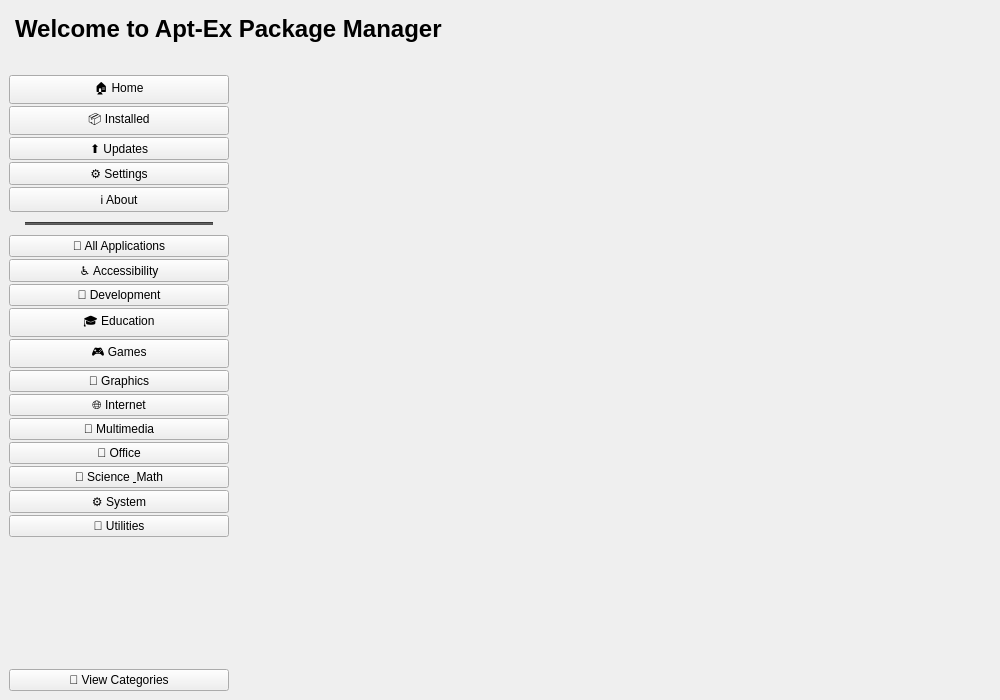
The window that src/ui/windows/main_window.ui (anocweb/apt-ex-package-manager) describes before a commit, drawn with Qt 5.
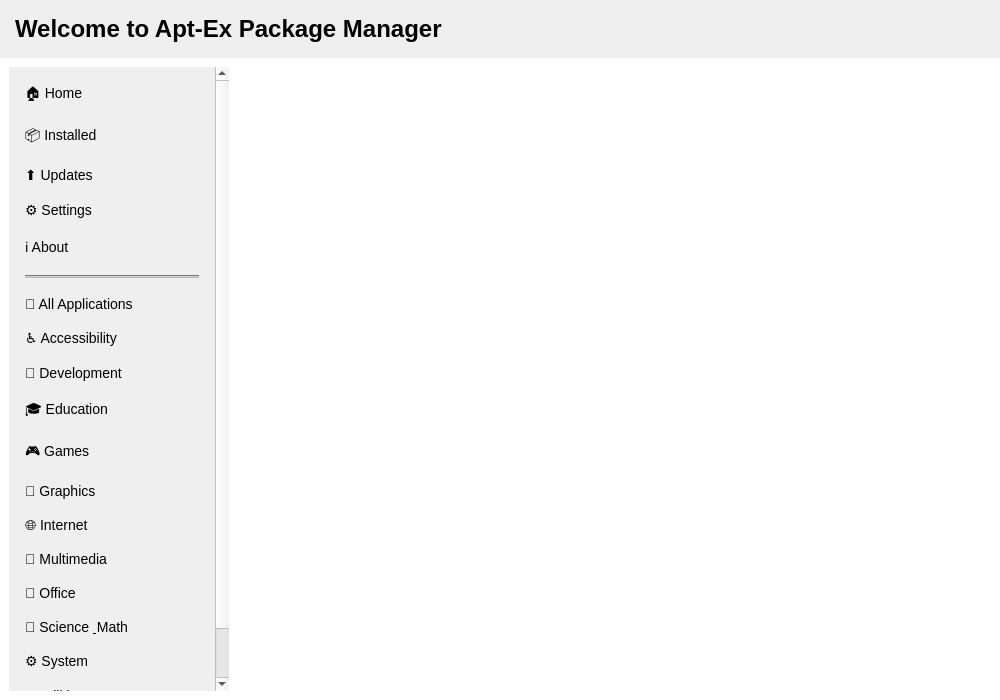
The same window after the commit.

Commit message:
Migrate to centralized color system with CSS variables
- Replace hardcoded colors with CSS variables in all UI files
- Create centralized color definitions in styles/colors.css
- Update all panels, widgets, and main window to use new color system
- Add COLOR_MIGRATION.md documentation
- Improve maintainability and theme consistency
- Enable easier future theme customization

```diff
--- a/src/ui/windows/main_window.ui
+++ b/src/ui/windows/main_window.ui
@@ -20,6 +20,9 @@
    <string>Apt-Ex Package Manager</string>
   </property>
   <widget class="QWidget" name="centralwidget">
+   <property name="styleSheet">
+    <string>QWidget#centralwidget { background-color: palette(base); }</string>
+   </property>
    <layout class="QVBoxLayout" name="mainVerticalLayout">
     <property name="spacing">
      <number>0</number>
@@ -45,7 +48,7 @@
        </size>
       </property>
       <property name="styleSheet">
-       <string></string>
+       <string>QWidget#headerWidget { background-color: palette(window); }</string>
       </property>
       <layout class="QHBoxLayout" name="headerLayout">
        <property name="leftMargin">
@@ -125,7 +128,27 @@
        </size>
       </property>
       <property name="styleSheet">
-       <string/>
+       <string>QWidget#sidebar {
+    border-right: 1px solid palette(mid);
+}
+QPushButton {
+    text-align: left;
+    padding: 8px 16px;
+    border: none;
+    color: palette(window-text);
+    font-size: 14px;
+    background-color: palette(window);
+}
+QPushButton:hover {
+    background-color: palette(alternate-base);
+}
+QPushButton:pressed {
+    background-color: palette(mid);
+}
+QPushButton[selected="true"] {
+    background-color: palette(highlight);
+    color: palette(highlighted-text);
+}</string>
       </property>
       <layout class="QVBoxLayout" name="sidebarWrapperLayout">
        <property name="spacing">
@@ -155,7 +178,7 @@
           <enum>Qt::ScrollBarAsNeeded</enum>
          </property>
          <property name="styleSheet">
-          <string>QScrollArea { border: none; background-color: transparent; }</string>
+          <string>QScrollArea { border: none; }</string>
          </property>
          <widget class="QWidget" name="sidebarContent">
           <property name="geometry">
@@ -226,7 +249,7 @@
           <enum>QFrame::Sunken</enum>
          </property>
          <property name="styleSheet">
-          <string>background-color: #555; margin: 8px 16px; min-height: 1px;</string>
+          <string>background-color: palette(mid); margin: 8px 16px; min-height: 1px;</string>
          </property>
         </widget>
        </item>
```
The commit also changes 18 other files.
